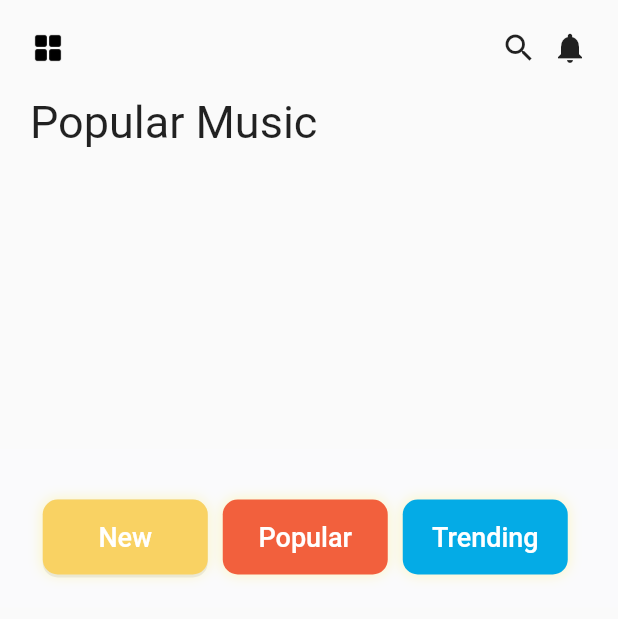
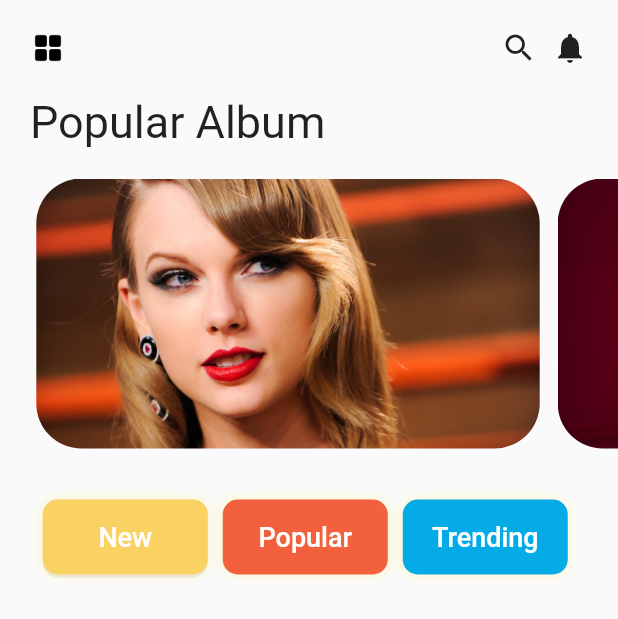
Before and after one commit to LeMinh22621/music_app, a Flutter app: the screen it shows after launch, on a phone screen of 412 x 824 dp. Shown: the top 619 px of the screen. Run offline on Flutter 3.47's test engine with Material 2 defaults, Android fonts, the phone set to English and light mode, and no system bars; our stand-ins replace audioplayers, cached_network_image, cloud_firestore, firebase_core, firebase_storage; accounts and stored records are empty.

Commit message:
set the correct popular list to popular tab

```diff
--- a/lib/view/screens/home_screen.dart
+++ b/lib/view/screens/home_screen.dart
@@ -19,7 +19,7 @@ class HomeScreen extends StatefulWidget {
 class _HomeScreenState extends State<HomeScreen>
     with SingleTickerProviderStateMixin {
   List populars = [];
-  List books = [];
+  List album = [];
   late TabController _tabController;
   late ScrollController _scrollController;
 
@@ -33,10 +33,10 @@ class _HomeScreenState extends State<HomeScreen>
 
   ReadBooks() async {
     await DefaultAssetBundle.of(context)
-        .loadString("json/books.json")
+        .loadString("json/album.json")
         .then((s) {
       setState(() {
-        books = json.decode(s);
+        album = json.decode(s);
       });
     });
   }
@@ -55,7 +55,7 @@ class _HomeScreenState extends State<HomeScreen>
   Widget _buildPopularPageView() {
     return PageView.builder(
         controller: PageController(viewportFraction: 0.79),
-        itemCount: populars.isEmpty ? 0 : populars.length,
+        itemCount: album.isEmpty ? 0 : album.length,
         itemBuilder: (_, i) {
           return Container(
             margin: const EdgeInsets.only(left: 6, right: 6),
@@ -63,12 +63,108 @@ class _HomeScreenState extends State<HomeScreen>
             decoration: BoxDecoration(
               borderRadius: BorderRadius.circular(30),
               image: DecorationImage(
-                image: NetworkImage(populars[i].img!),
+                image: AssetImage(album[i]['img']),
                 fit: BoxFit.cover,
               ),
             ),
           );
         });
+  }
+
+  Widget _buildListView(List<dynamic> listSongs) {
+    return ListView.builder(
+      itemCount: listSongs.isEmpty ? 0 : listSongs.length,
+      itemBuilder: (_, i) {
+        return GestureDetector(
+          onTap: () {
+            Navigator.push(
+              context,
+              MaterialPageRoute(
+                builder: (context) => const DetailAudioPage(),
+              ),
+            );
+          },
+          child: Container(
+            margin: const EdgeInsets.only(
+              left: 20,
+              right: 20,
+              top: 10,
+              bottom: 10,
+            ),
+            child: Container(
+              decoration: BoxDecoration(
+                  borderRadius: BorderRadius.circular(10),
+                  color: AppColors.tabVarViewColor,
+                  boxShadow: [
+                    BoxShadow(
+                      blurRadius: 2,
+                      offset: Offset(0, 0),
+                      color: Colors.grey.withOpacity(0.2),
+                    ),
+                  ]),
+              child: Container(
+                padding: const EdgeInsets.all(8),
+                child: Row(
+                  children: [
+                    Container(
+                      width: 90,
+                      height: 120,
+                      decoration: BoxDecoration(
+                        borderRadius: BorderRadius.circular(10),
+                        image: DecorationImage(
+                          image: NetworkImage(listSongs[i].img!),
+                          fit: BoxFit.fill,
+                        ),
+                      ),
+                    ),
+                    const SizedBox(
+                      width: 10,
+                    ),
+                    Column(
+                      crossAxisAlignment: CrossAxisAlignment.start,
+                      children: [
+                        Text(
+                          populars[i].title!,
+                          style: const TextStyle(
+                            fontSize: 16,
+                            fontFamily: "Avenir",
+                            fontWeight: FontWeight.bold,
+                          ),
+                        ),
+                        Text(
+                          populars[i].artist!,
+                          style: TextStyle(
+                            fontSize: 14,
+                            fontFamily: "Avenir",
+                            color: AppColors.subTitleText,
+                          ),
+                        ),
+                        Container(
+                          width: 60,
+                          height: 15,
+                          decoration: BoxDecoration(
+                            borderRadius: BorderRadius.circular(3),
+                            color: AppColors.loveColor,
+                          ),
+                          child: const Text(
+                            "Love",
+                            style: TextStyle(
+                                fontSize: 12,
+                                color: Colors.white,
+                                fontFamily: "Avenir"),
+                          ),
+                          alignment: Alignment.center,
+                        ),
+                      ],
+                    ),
+                  ],
+                ),
+              ),
+            ),
+          ),
+        );
+      },
+    );
   }
 
   @override
@@ -106,7 +202,7 @@ class _HomeScreenState extends State<HomeScreen>
                   Container(
                     margin: const EdgeInsets.only(left: 20),
                     child: const Text(
-                      "Popular Music",
+                      "Popular Album",
                       style: TextStyle(
                         fontSize: 30,
                       ),
@@ -159,7 +255,9 @@ class _HomeScreenState extends State<HomeScreen>
                               ),
                               tabs: [
                                 AppTabs(
-                                    color: AppColors.menu1Color, text: "New"),
+                                  color: AppColors.menu1Color,
+                                  text: "New",
+                                ),
                                 AppTabs(
                                     color: AppColors.menu2Color,
                                     text: "Popular"),
@@ -176,119 +274,9 @@ class _HomeScreenState extends State<HomeScreen>
                   body: TabBarView(
                     controller: _tabController,
                     children: [
-                      ListView.builder(
-                        itemCount: populars == null ? 0 : populars.length,
-                        itemBuilder: (_, i) {
-                          return GestureDetector(
-                            onTap: () {
-                              Navigator.push(
-                                context,
-                                MaterialPageRoute(
-                                  builder: (context) => const DetailAudioPage(),
-                                ),
-                              );
-                            },
-                            child: Container(
-                              margin: const EdgeInsets.only(
-                                left: 20,
-                                right: 20,
-                                top: 10,
-                                bottom: 10,
-                              ),
-                              child: Container(
-                                decoration: BoxDecoration(
-                                    borderRadius: BorderRadius.circular(10),
-                                    color: AppColors.tabVarViewColor,
-                                    boxShadow: [
-                                      BoxShadow(
-                                        blurRadius: 2,
-                                        offset: Offset(0, 0),
-                                        color: Colors.grey.withOpacity(0.2),
-                                      ),
-                                    ]),
-                                child: Container(
-                                  padding: const EdgeInsets.all(8),
-                                  child: Row(
-                                    children: [
-                                      Container(
-                                        width: 90,
-                                        height: 120,
-                                        decoration: BoxDecoration(
-                                          borderRadius:
-                                              BorderRadius.circular(10),
-                                          image: DecorationImage(
-                                            image:
-                                                NetworkImage(populars[i].img!),
-                                            fit: BoxFit.fill,
-                                          ),
-                                        ),
-                                      ),
-                                      const SizedBox(
-                                        width: 10,
-                                      ),
-                                      Column(
-                                        crossAxisAlignment:
-                                            CrossAxisAlignment.start,
-                                        children: [
-                                          Text(
-                                            populars[i].title!,
-                                            style: const TextStyle(
-                                              fontSize: 16,
-                                              fontFamily: "Avenir",
-                                              fontWeight: FontWeight.bold,
-                                            ),
-                                          ),
-                                          Text(
-                                            populars[i].artist!,
-                                            style: TextStyle(
-                                              fontSize: 14,
-                                              fontFamily: "Avenir",
-                                              color: AppColors.subTitleText,
-                                            ),
-                                          ),
-                                          Container(
-                                            width: 60,
-                                            height: 15,
-                                            decoration: BoxDecoration(
-                                              borderRadius:
-                                                  BorderRadius.circular(3),
-                                              color: AppColors.loveColor,
-                                            ),
-                                            child: const Text(
-                                              "Love",
-                                              style: TextStyle(
-                                                  fontSize: 12,
-                                                  color: Colors.white,
-                                                  fontFamily: "Avenir"),
-                                            ),
-                                            alignment: Alignment.center,
-                                          ),
-                                        ],
-                                      ),
-                                    ],
-                                  ),
-                                ),
-                              ),
-                            ),
-                          );
-                        },
-                      ),
-                      Material(
-                        child: ListTile(
-                          leading: CircleAvatar(
-                            backgroundColor: Colors.grey,
-                          ),
-                          title: Text("Content"),
-                        ),
-                      ),
-                      Material(
-                        child: ListTile(
-                          leading: CircleAvatar(
-                            backgroundColor: Colors.grey,
-                          ),
-                          title: Text("Content"),
-                        ),
-                      ),
+                      _buildListView(populars),
+                      _buildListView(populars),
+                      _buildListView(populars),
                     ],
                   ),
                 ),
```
Also changed, not shown: json/album.json (renamed from json/popularBooks.json).
